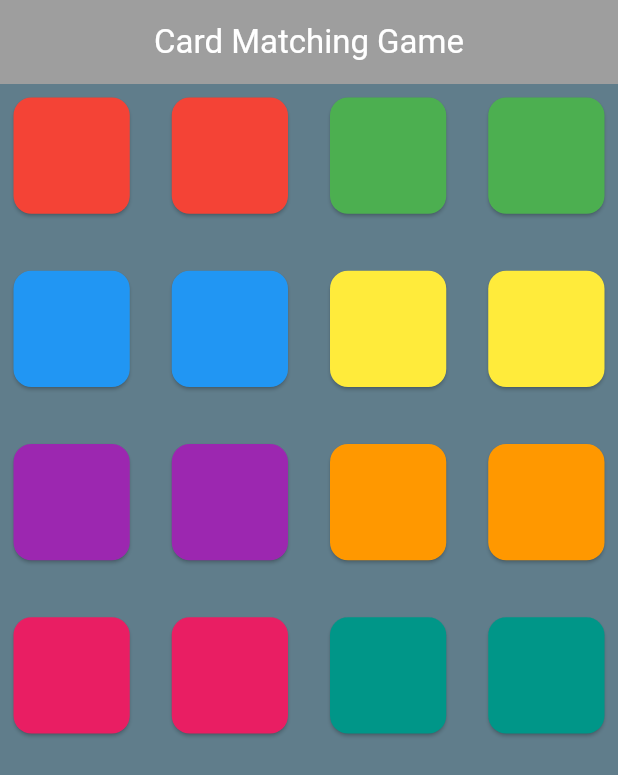
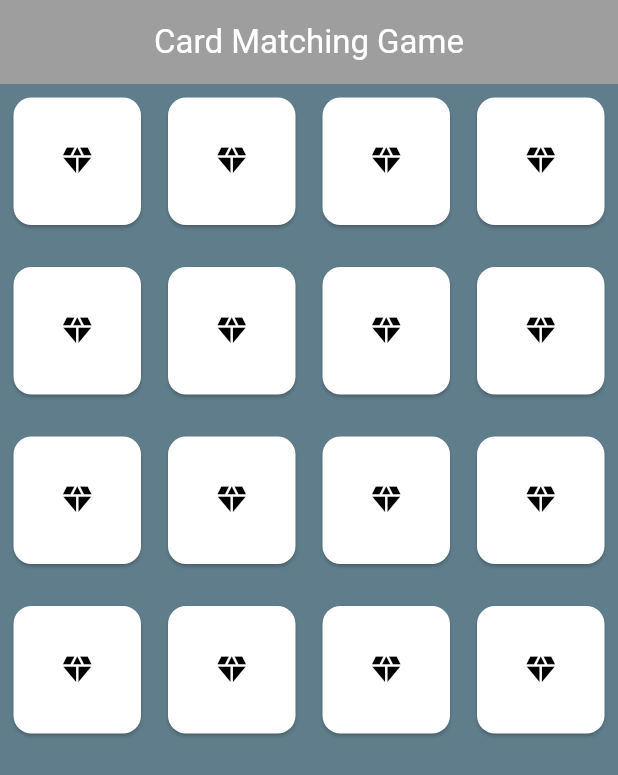
Before and after one commit to SteveT2023/CardMatching, a Flutter app: the screen it shows after launch, on a phone screen of 412 x 824 dp. Shown: the top 775 px of the screen. Run offline on Flutter 3.47's test engine with Material 3 defaults, Android fonts, the phone set to English and light mode, and no system bars; drawn by our look-alikes of flip_card.

Commit message:
Implement back and front side of the cards.

```diff
--- a/lib/main.dart
+++ b/lib/main.dart
@@ -1,4 +1,5 @@
 import 'package:flutter/material.dart';
+import 'package:flip_card/flip_card.dart';
 
 void main() {
   runApp(MyApp());
@@ -48,13 +49,22 @@ class _CardMatchingScreenState extends State<CardMatchingScreen> {
         child: GridView.builder(
           gridDelegate: SliverGridDelegateWithFixedCrossAxisCount(
             crossAxisCount: 4,
-            crossAxisSpacing: 20,
-            mainAxisSpacing: 30
+            crossAxisSpacing: 10,
+            mainAxisSpacing: 20
           ),
           itemCount: 16,
           itemBuilder: (context, index) {
-            return Card(
-              color: cardColors[index],
+            return FlipCard(
+              direction: FlipDirection.HORIZONTAL,
+              front: Card(
+                color: Colors.white,
+                child: Center(
+                  child: Icon(Icons.diamond, color: Colors.black),
+                ),
+              ),
+             back: Card(
+              color: cardColors[index]
+             ),
             );
           }
         )
--- a/pubspec.yaml
+++ b/pubspec.yaml
@@ -30,6 +30,7 @@ environment:
 dependencies:
   flutter:
     sdk: flutter
+  flip_card: ^0.5.0
 
   # The following adds the Cupertino Icons font to your application.
   # Use with the CupertinoIcons class for iOS style icons.
```
Also changed, not shown: pubspec.lock.
